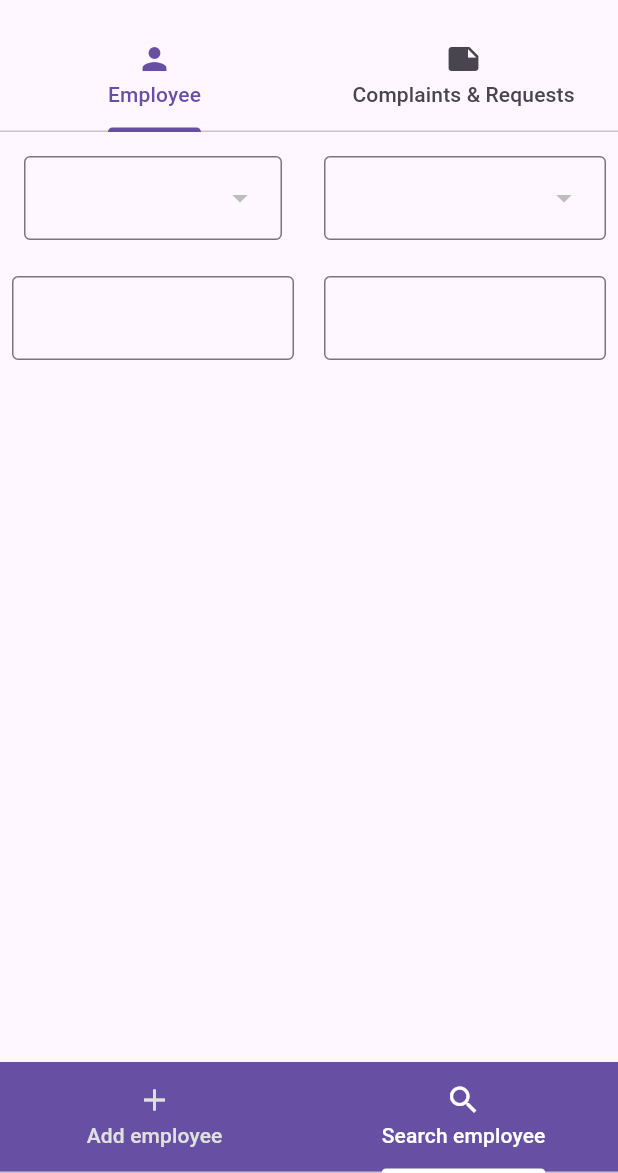
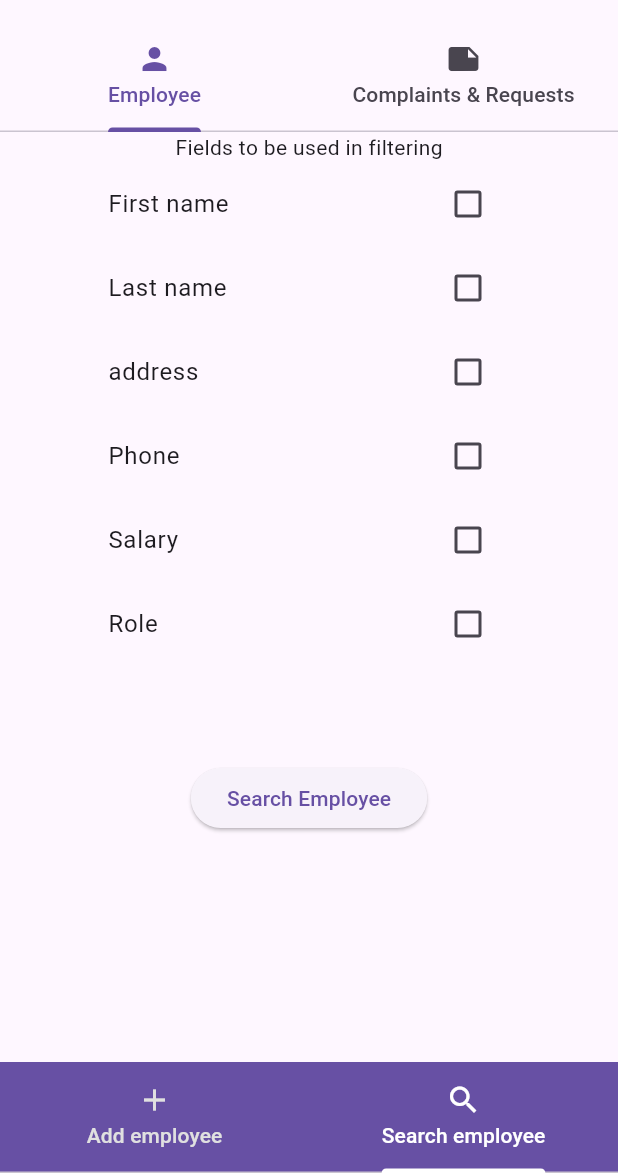
Before and after one commit to brughwani/lmrepaircrmadmin, a Flutter app: the screen it shows after launch, tab 2 chosen, on a phone screen of 412 x 824 dp, the part 63-1236 px from its top. Run offline on Flutter 3.47's test engine with Material 3 defaults, Android fonts, the phone set to English and light mode, and no system bars; our stand-ins replace auto_size_text, dropdown_button2, firebase_auth, firebase_core, flutter_dotenv; accounts and stored records are empty; network calls fail.

Commit message:
added dynamic filtering of employees

```diff
--- a/lib/addemployee.dart
+++ b/lib/addemployee.dart
@@ -5,6 +5,9 @@ import 'package:dropdown_button2/dropdown_button2.dart';
 import 'package:flutter/cupertino.dart';
 import 'package:flutter/material.dart';
 import 'package:http/http.dart' as http;
+import 'package:lmrepaircrmadmin/employeeprovider.dart';
+import 'package:provider/provider.dart';
+//import 'package:multi_select_flutter/bottom_sheet/multi_select_bottom_sheet_field.dart';
 import 'dealerfetcher.dart';
 
 class AddEmployee extends StatefulWidget {
@@ -25,17 +28,34 @@ class _AddEmployeeState extends State<AddEmployee> {
   TextEditingController personalMobileNumber=TextEditingController();
   TextEditingController salary=TextEditingController();
   String? selectedValue;
+ // final Map<String, bool> selectedItems = {};
+  //List<Map<String, dynamic>> employees = [];
+
+
+  @override
   TabController? tabController;
   String? selecteddealer;
   String? selectedcity;
   List<String>? locations;
   List<String>? dealers;
+  List<Map<String, dynamic>> options = [
+    {"label": "First name", "value": false},
+    {"label": "Last name", "value": false},
+    {"label": "address", "value": false},
+    {"label":"Phone","value":false},
+    {"label":"Salary","value":false},
+    {"label":"Role","value":false}
+  ];
+
+
 
   @override
   void initState()
   {
     super.initState();
     loadlocations();
+    // options.forEach((item){
+    //   selectedItems[item["label"]] = false;});
   }
 
   Future<void> loadlocations () async
@@ -66,6 +86,23 @@ class _AddEmployeeState extends State<AddEmployee> {
       AlertDialog(title: Text("dealer"),content: Text("error in getting dealer data $e"));
     }
   }
+
+  // Future<void> fetchallemployees  (List<String> fields) async
+  // {
+  //   final String url="https://crmvercelfun.vercel.app/api/getallemployee?fields[]=$fields";
+  //   final resp= await http.get(Uri.parse(url),
+  //     headers: {
+  //       'Content-Type': 'application/json',
+  //     },
+  //   );
+  //   final List<dynamic> jsonData = jsonDecode(resp.body);
+  //
+  //   setState(() {
+  //     employees = jsonData.map((e) => Map<String, dynamic>.from(e)).toList();
+  //   });
+  //
+  //
+  // }
 
   Future<void> createRecord(String firstName, String lastName, String address, String phoneNumber, String password, String personalMobileNumber, String salary, String role) async {
     final String url = 'https://crmvercelfun.vercel.app/api/addemployee';
@@ -179,75 +216,102 @@ print(jsonEncode({
           height: MediaQuery.of(context).size.height,
           child: Column(
             children: [
-              Padding(
-                padding: const EdgeInsets.all(8.0),
-                child: Row(
-                  children: [
-                    Expanded(child: Padding(
-                      padding: const EdgeInsets.all(8.0),
-                      child: DropdownButtonFormField2(
-                        value: selecteddealer,
-                        isExpanded: true,
-                        decoration: InputDecoration(border: OutlineInputBorder()),
-                        onChanged: (value) => setState(() => selecteddealer = value),
-                        items:
-                            dealers?.map((dealer) => DropdownMenuItem(
-                          value: dealer,
-                          child: AutoSizeText(dealer, overflow: TextOverflow.visible),
-                        ))
-                            .toList(),
-                      ),
-                    ),
-                    ),
-                    SizedBox(
-                      width: 20,
-                    ),
-                    Expanded(
-                      child: DropdownButtonFormField2(
-                        value: selectedcity,
-                        isExpanded: true,
-                        decoration: InputDecoration(border: OutlineInputBorder()),
-                        onChanged: (newValue) {
-                          setState(() {
-                            selectedcity = newValue;
-                            //dealerfetcher.fetchDealer(selectedcity!);
-                            //loaddealer(loc)
-                            loaddealer(selectedcity!);
-                          });
-                        },
-                        items: locations
-                            ?.map((location) => DropdownMenuItem(
-                          value: location,
-                          child: Text(location,overflow: TextOverflow.visible),
-                        ))
-                            .toList(),
-                      ),
-                    ),
-                  ],
-                ),
+              // Padding(
+              //   padding: const EdgeInsets.all(8.0),
+              //   child: Row(
+              //     children: [
+              //       Expanded(child: Padding(
+              //         padding: const EdgeInsets.all(8.0),
+              //         child: DropdownButtonFormField2(
+              //           value: selecteddealer,
+              //           isExpanded: true,
+              //           decoration: InputDecoration(border: OutlineInputBorder()),
+              //           onChanged: (value) => setState(() => selecteddealer = value),
+              //           items:
+              //               dealers?.map((dealer) => DropdownMenuItem(
+              //             value: dealer,
+              //             child: AutoSizeText(dealer, overflow: TextOverflow.visible),
+              //           ))
+              //               .toList(),
+              //         ),
+              //       ),
+              //       ),
+              //       SizedBox(
+              //         width: 20,
+              //       ),
+              //       Expanded(
+              //         child: DropdownButtonFormField2(
+              //           value: selectedcity,
+              //           isExpanded: true,
+              //           decoration: InputDecoration(border: OutlineInputBorder()),
+              //           onChanged: (newValue) {
+              //             setState(() {
+              //               selectedcity = newValue;
+              //               //dealerfetcher.fetchDealer(selectedcity!);
+              //               //loaddealer(loc)
+              //               loaddealer(selectedcity!);
+              //             });
+              //           },
+              //           items: locations
+              //               ?.map((location) => DropdownMenuItem(
+              //             value: location,
+              //             child: Text(location,overflow: TextOverflow.visible),
+              //           ))
+              //               .toList(),
+              //         ),
+              //       ),
+              //     ],
+              //   ),
+              // ),
+             Text("Fields to be used in filtering"),
+
+    Consumer<EmployeeProvider>(
+      builder:(context,employeeProvider,_)
+      {
+      return  Column(
+        children: [
+          SizedBox(
+              width: 300,
+              height: 400,
+              child: ListView(
+                children: options.map((item) {
+                  return CheckboxListTile(
+                    title: Text(item["label"]),
+                    value: employeeProvider.selectedFields.contains([item["label"]]),
+                    onChanged: (bool? value) {
+                      setState(() {
+                        employeeProvider.toggleFieldSelection(item["label"],value!);
+
+                        // print(item['label']);
+                      }
+
+                      );
+                    },
+
+                  );
+                }).toList(),
+
               ),
-              Padding(
-                padding: const EdgeInsets.all(8.0),
-                child: Row(
-                  children: [
-                    Expanded(child: TextField(
-                      decoration: InputDecoration(
-                          border: OutlineInputBorder()
-                      ),
-                    )),
-                    SizedBox(
-                      width: 20,
-                    ),
-                    Expanded(child: TextField(
-                      decoration: InputDecoration(
-                          border: OutlineInputBorder()
-                      ),
-                    )),
-                  ],
-                ),
-              ),
+            ),
+          ElevatedButton(onPressed: (){
 
+            // List<String> selectedAttributes = selectedItems.entries
+            //     .where((entry) => entry.value == true)
+            //     .map((entry) => entry.key)
+            //     .toList();
+            //
+            // fetchallemployees(selectedAttributes);
+            employeeProvider.fetchEmployees(employeeProvider.selectedFields);
+           // print(selectedAttributes.runtimeType);
 
+            //print(selectedItems.keys.groupListsBy(selectedItems.values.toList()[i]).);
+          }, child:Text("Search Employee")),
+        ],
+      );
+
+      } ,
+
+    ),
 
             ],
           ),
--- /dev/null
+++ b/lib/employeeprovider.dart
@@ -0,0 +1,46 @@
+import 'dart:convert';
+
+import 'package:provider/provider.dart';
+import 'package:flutter/material.dart';
+import 'package:http/http.dart' as http;
+class EmployeeProvider with ChangeNotifier {
+  List<String> _selectedFields = []; // List to store selected fields
+  List<Map<String, dynamic>> _employees = []; // List to store employee data
+  Map<String, bool> _checkboxStatuses = {}; // Current statuses of checkboxes
+
+  List<String> get selectedFields => _selectedFields;
+  List<Map<String, dynamic>> get employees => _employees;
+  Future<void> loadInitialCheckboxStatuses(List<String> fields) async {
+    for (var field in fields) {
+      _checkboxStatuses[field] = false; // Default status is unchecked
+    }
+    // Example: Pre-select certain fields
+    // _checkboxStatuses['Employee Name'] = true;
+    notifyListeners();
+  }
+
+
+  // Method to toggle field selection
+  void toggleFieldSelection(String field, bool isSelected) {
+    if (isSelected) {
+      _selectedFields.add(field); // Add to list if selected
+    } else {
+      _selectedFields.remove(field); // Remove from list if deselected
+    }
+    notifyListeners(); // Notify listeners (UI) to rebuild
+  }
+
+  // Method to fetch employees based on selected fields
+  Future<void> fetchEmployees(List<String> fields) async {
+    final url = "https://crmvercelfun.vercel.app/api/getallemployee?fields[]=${fields.join('&fields[]=')}";
+    final response = await http.get(Uri.parse(url), headers: {'Content-Type': 'application/json'});
+
+    if (response.statusCode == 200) {
+      final List<dynamic> jsonData = jsonDecode(response.body);
+      _employees = jsonData.map((e) => Map<String, dynamic>.from(e)).toList();
+      notifyListeners(); // Notify listeners to rebuild the UI with new data
+    } else {
+      throw Exception('Failed to fetch employee data');
+    }
+  }
+}
--- a/lib/main.dart
+++ b/lib/main.dart
@@ -1,11 +1,17 @@
 import 'package:flutter/material.dart';
+import 'package:provider/provider.dart';
 import 'loginpage.dart';
 import 'Admindashboard.dart';
 import 'package:flutter_dotenv/flutter_dotenv.dart';
+import 'employeeprovider.dart';
 Future<void> main() async {
 
 
-  runApp(MyWidget());
+  runApp(
+      ChangeNotifierProvider(
+        create: (_) => EmployeeProvider(),
+
+      child: MyWidget()));
 }
 
 class MyWidget extends StatelessWidget {
--- a/pubspec.yaml
+++ b/pubspec.yaml
@@ -12,6 +12,7 @@ dependencies:
   dropdown_button2: ^2.3.9
   firebase_auth: ^5.3.1
   firebase_core: ^3.6.0
+  provider: ^6.1.2
   flutter:
     sdk: flutter
   flutter_dotenv: ^5.1.0
```
Also changed, not shown: pubspec.lock.
